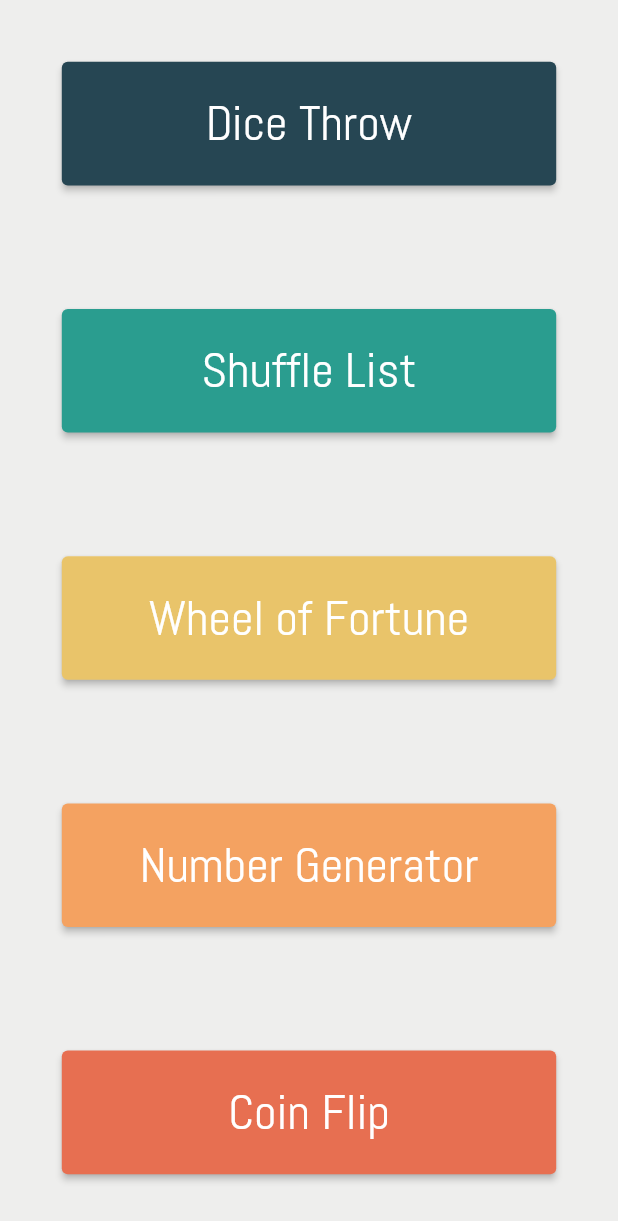
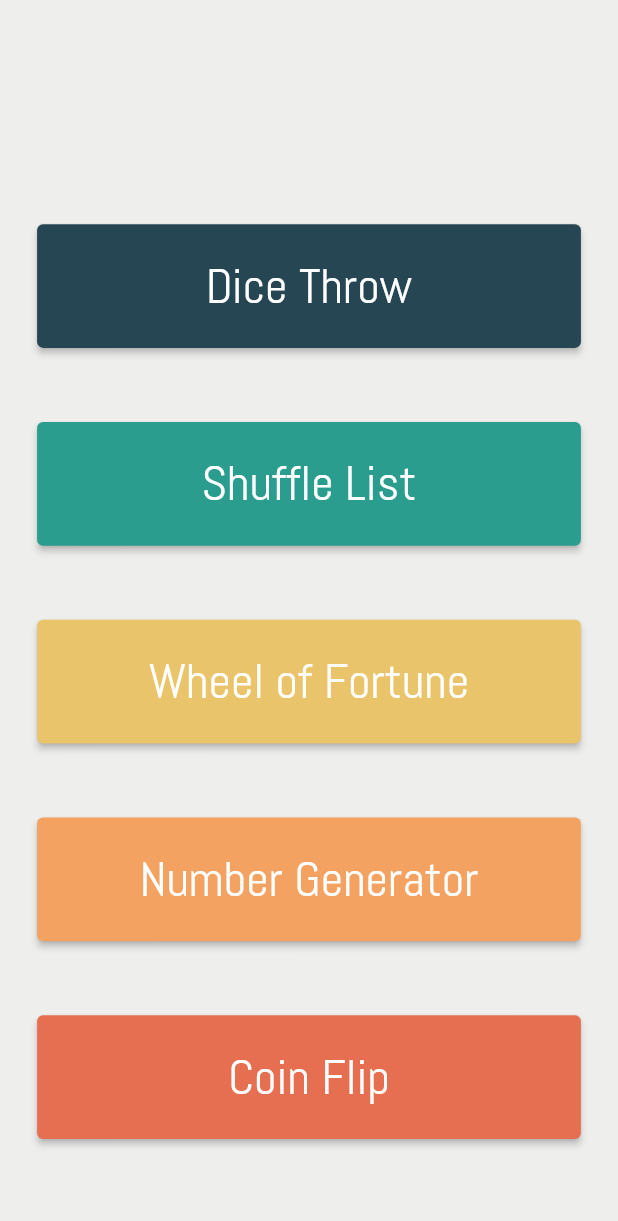
Before and after one commit to yonraf/mobil-software-udvikling, a Flutter app: the screen it shows after launch, on a phone screen of 412 x 824 dp. Shown: the top 1221 px of the screen. Run offline on Flutter 3.47's test engine with Material 2 defaults, Android fonts, the phone set to English and light mode, and no system bars.

Commit message:
Implemented abstract Randomizer-class
Big improvement. General attributes and methods declared for implementation in implementing classes

```diff
--- a/justrandom/lib/main.dart
+++ b/justrandom/lib/main.dart
@@ -1,6 +1,6 @@
 import 'package:flutter/cupertino.dart';
 import 'package:flutter/material.dart';
-import 'package:justrandom/screens/home.dart';
+import 'package:justrandom/screens/randomizers/home.dart';
 
 
 import 'constants.dart';
--- a/justrandom/lib/screens/components/feauture_button.dart
+++ b/justrandom/lib/screens/components/feauture_button.dart
@@ -1,26 +1,25 @@
 import 'package:flutter/cupertino.dart';
 import 'package:flutter/material.dart';
 
-import '../dice.dart';
+import '../randomizer.dart';
+import '../randomizers/dice.dart';
 
 
 class FeatureButton extends StatelessWidget {
-  FeatureButton(this.buttonText, this.buttonColor, this.feature);
-  var buttonText;
-  Color buttonColor;
-  StatelessWidget feature;
+  FeatureButton(this.randomizer);
+  Randomizer randomizer;
 
   @override
   Widget build(BuildContext context) {
     return Container(
-      padding: EdgeInsets.all(MediaQuery.of(context).size.height * 0.05),
+      padding: EdgeInsets.all(MediaQuery.of(context).size.height * 0.03),
       child : ElevatedButton(onPressed: () {
           Navigator.push(
             context,
-            MaterialPageRoute(builder: (context) => feature),
+            MaterialPageRoute(builder: (context) => this.randomizer),
           );
         }, child: Text(
-          this.buttonText,
+          this.randomizer.name,
         style: TextStyle(
           fontSize: MediaQuery.of(context).size.height * 0.04,
           fontFamily: 'Abel',
@@ -28,7 +27,7 @@ class FeatureButton extends StatelessWidget {
         ),
       ),
           style: ElevatedButton.styleFrom(
-            primary: this.buttonColor,
+            primary: this.randomizer.themeColor,
             fixedSize: Size(MediaQuery.of(context).size.width * 0.90, MediaQuery.of(context).size.height * 0.1),
           ),),
     );
--- a/justrandom/lib/screens/components/home_button.dart
+++ b/justrandom/lib/screens/components/home_button.dart
@@ -1,7 +1,7 @@
 import 'package:flutter/cupertino.dart';
 import 'package:flutter/material.dart';
 
-import '../home.dart';
+import '../randomizers/home.dart';
 
 class HomeButton extends StatelessWidget {
   HomeButton(this.buttonColor);
--- a/justrandom/lib/screens/home.dart
+++ /dev/null
@@ -1,32 +0,0 @@
-import 'package:flutter/cupertino.dart';
-import 'package:flutter/material.dart';
-import 'package:justrandom/constants.dart';
-import 'package:justrandom/screens/components/feauture_button.dart';
-import 'package:justrandom/screens/random_number.dart';
-import 'package:justrandom/screens/wheel_of_fortune.dart';
-
-import 'coin_flip.dart';
-import 'dice.dart';
-import 'list_shuffle.dart';
-
-class Home extends StatelessWidget {
-  @override
-  Widget build(BuildContext context) {
-    return Scaffold(
-      body: Align(
-        alignment: Alignment.center,
-        child: Column(
-          mainAxisAlignment: MainAxisAlignment.center,
-          children: [
-            FeatureButton("Dice Throw", kDiceThemeColor, Dice()),
-            FeatureButton("Shuffle List", kShuffleThemeColor, ListShuffle()),
-            FeatureButton("Wheel of Fortune", kWheelThemeColor, WheelOfFortune()),
-            FeatureButton("Number Generator", kNumberThemeColor, RandomNumber()),
-            FeatureButton("Coin Flip", kCoinThemeColor, CoinFlip()),
-          ],
-        ),
-      )
-    );
-  }
-
-}
--- /dev/null
+++ b/justrandom/lib/screens/randomizer.dart
@@ -0,0 +1,9 @@
+import 'package:flutter/cupertino.dart';
+
+abstract class Randomizer extends StatelessWidget {
+  late String name;
+  late String description;
+  late Color themeColor;
+
+  void run();
+}
--- /dev/null
+++ b/justrandom/lib/screens/randomizers/home.dart
@@ -0,0 +1,35 @@
+import 'package:flutter/cupertino.dart';
+import 'package:flutter/material.dart';
+import 'package:justrandom/constants.dart';
+import 'package:justrandom/screens/components/feauture_button.dart';
+import 'package:justrandom/screens/randomizers/random_number.dart';
+import 'package:justrandom/screens/randomizers/wheel_of_fortune.dart';
+
+import 'coin_flip.dart';
+import 'dice.dart';
+import 'list_shuffle.dart';
+
+class Home extends StatelessWidget {
+  @override
+  Widget build(BuildContext context) {
+    return Scaffold(
+      body: Align(
+        alignment: Alignment.center,
+        child: Column(
+          //crossAxisAlignment: CrossAxisAlignment.center,
+          //main
+          mainAxisAlignment: MainAxisAlignment.end,
+          children: [
+            FeatureButton(Dice()),
+            FeatureButton(ListShuffle()),
+            FeatureButton(WheelOfFortune()),
+            FeatureButton(RandomNumber()),
+            FeatureButton(CoinFlip()),
+            Padding(padding: EdgeInsets.all(20))
+          ],
+        ),
+      )
+    );
+  }
+
+}
```
Also changed, not shown: justrandom/lib/screens/components/top_bar.dart (+8 -5 lines), justrandom/lib/screens/dice.dart (deleted, +0 -19 lines), justrandom/lib/screens/list_shuffle.dart (deleted, +0 -19 lines), justrandom/lib/screens/random_number.dart (deleted, +0 -19 lines), justrandom/lib/screens/randomizers/coin_flip.dart (added, +35 -0 lines), justrandom/lib/screens/randomizers/dice.dart (added, +35 -0 lines), justrandom/lib/screens/randomizers/list_shuffle.dart (added, +35 -0 lines), justrandom/lib/screens/randomizers/random_number.dart (added, +35 -0 lines), justrandom/lib/screens/randomizers/wheel_of_fortune.dart (added, +35 -0 lines), justrandom/lib/screens/wheel_of_fortune.dart (deleted, +0 -19 lines), justrandom/lib/screens/coin_flip.dart (deleted).
